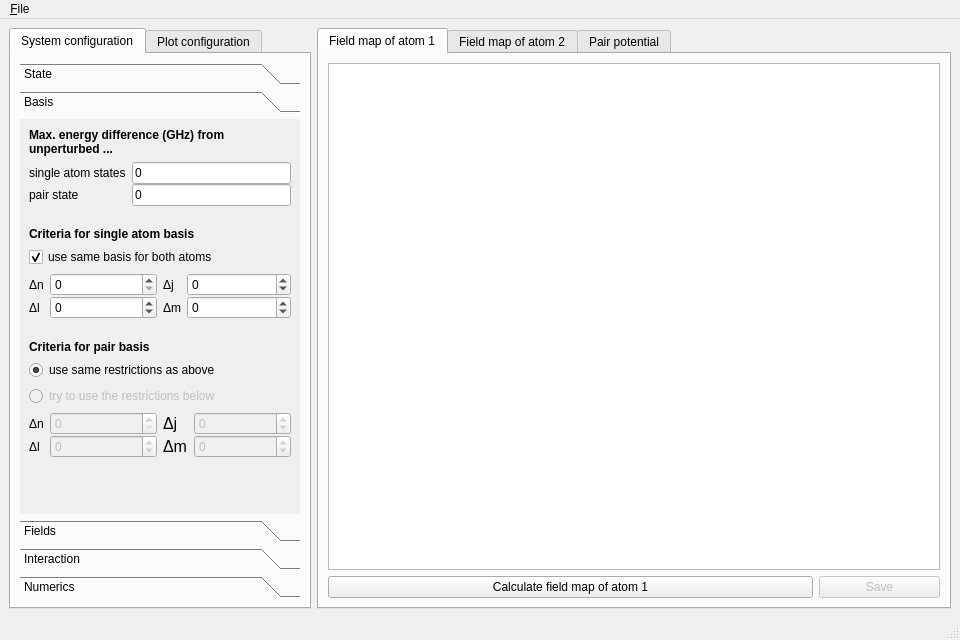
Qt form gui2/plotter.ui (pairinteraction/pairinteraction) before a commit.
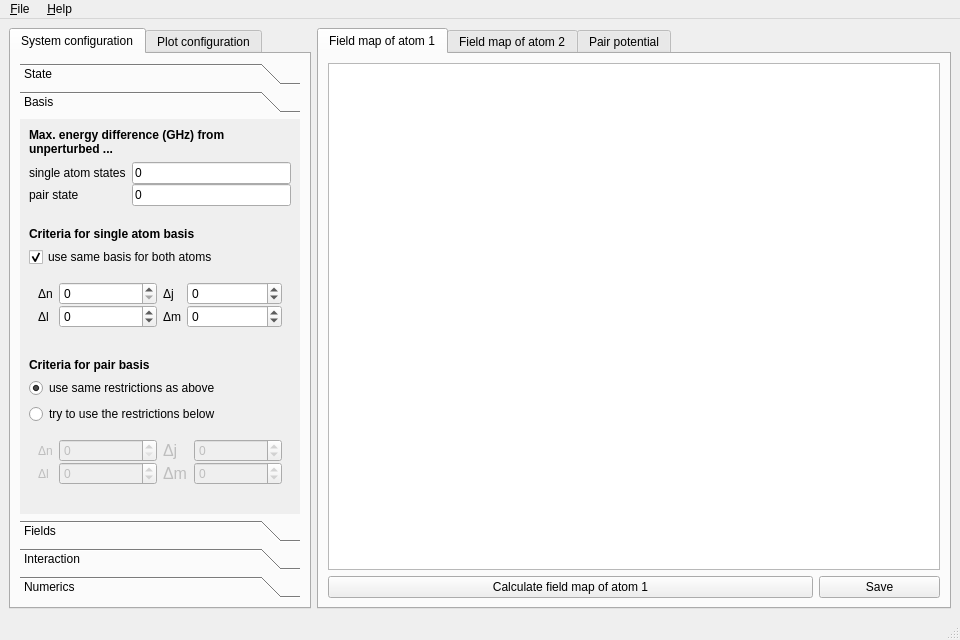
The same form after that commit. The open tabs and pages were chosen to show the change. Custom widgets are drawn as their Qt base class.

Commit message: Change into (anti)symmetric subspace, improve gui further

```diff
--- a/gui2/plotter.ui
+++ b/gui2/plotter.ui
@@ -500,8 +500,8 @@
             <rect>
              <x>0</x>
              <y>0</y>
-             <width>267</width>
-             <height>420</height>
+             <width>280</width>
+             <height>406</height>
             </rect>
            </property>
            <attribute name="label">
@@ -644,6 +644,7 @@
              </widget>
             </item>
             <item>
+             <widget class="QWidget" name="widget_system_single" native="true">
              <layout class="QHBoxLayout" name="horizontalLayout_13">
               <item>
                <layout class="QFormLayout" name="formLayout_19">
@@ -827,6 +828,7 @@
                </layout>
               </item>
              </layout>
+             </widget>
             </item>
             <item>
              <spacer name="verticalSpacer_19">
@@ -877,16 +879,17 @@
              </widget>
             </item>
             <item>
-             <widget class="QRadioButton" name="radioButton">
-              <property name="enabled">
-               <bool>false</bool>
-              </property>
+             <widget class="QRadioButton" name="radiobutton_system_pairbasisDefined">
               <property name="text">
                <string>try to use the restrictions below</string>
               </property>
              </widget>
             </item>
             <item>
+             <widget class="QWidget" name="widget_system_pair" native="true">
+              <property name="enabled">
+               <bool>false</bool>
+              </property>
              <layout class="QHBoxLayout" name="horizontalLayout_14">
               <item>
                <layout class="QFormLayout" name="formLayout_21">
@@ -916,10 +919,7 @@
                  </widget>
                 </item>
                 <item row="4" column="1">
-                 <widget class="QSpinBox" name="spinbox_system_deltaN_2">
-                  <property name="enabled">
-                   <bool>false</bool>
-                  </property>
+                  <widget class="QSpinBox" name="spinbox_system_deltaNPair">
                   <property name="sizePolicy">
                    <sizepolicy hsizetype="MinimumExpanding" vsizetype="Fixed">
                     <horstretch>0</horstretch>
@@ -951,10 +951,7 @@
                  </widget>
                 </item>
                 <item row="5" column="1">
-                 <widget class="QSpinBox" name="spinbox_system_deltaL_2">
-                  <property name="enabled">
-                   <bool>false</bool>
-                  </property>
+                  <widget class="QSpinBox" name="spinbox_system_deltaLPair">
                   <property name="sizePolicy">
                    <sizepolicy hsizetype="MinimumExpanding" vsizetype="Fixed">
                     <horstretch>0</horstretch>
@@ -1013,10 +1010,7 @@
                  </widget>
                 </item>
                 <item row="4" column="1">
-                 <widget class="QSpinBox" name="spinbox_system_deltaJ_2">
-                  <property name="enabled">
-                   <bool>false</bool>
-                  </property>
+                  <widget class="QSpinBox" name="spinbox_system_deltaJPair">
                   <property name="sizePolicy">
                    <sizepolicy hsizetype="MinimumExpanding" vsizetype="Fixed">
                     <horstretch>0</horstretch>
@@ -1059,10 +1053,7 @@
                  </widget>
                 </item>
                 <item row="5" column="1">
-                 <widget class="QSpinBox" name="spinbox_system_deltaM_2">
-                  <property name="enabled">
-                   <bool>false</bool>
-                  </property>
+                  <widget class="QSpinBox" name="spinbox_system_deltaMPair">
                   <property name="sizePolicy">
                    <sizepolicy hsizetype="MinimumExpanding" vsizetype="Fixed">
                     <horstretch>0</horstretch>
@@ -1092,6 +1083,7 @@
                </layout>
               </item>
              </layout>
+             </widget>
             </item>
             <item>
              <spacer name="verticalSpacer_18">
@@ -2739,9 +2731,6 @@
     </item>
     <item>
      <widget class="QTabWidget" name="tabWidget">
-      <property name="enabled">
-       <bool>true</bool>
-      </property>
       <property name="sizePolicy">
        <sizepolicy hsizetype="Expanding" vsizetype="Expanding">
         <horstretch>0</horstretch>
@@ -2779,9 +2768,6 @@
           </item>
           <item>
            <widget class="QPushButton" name="pushbutton_field1_save">
-            <property name="enabled">
-             <bool>false</bool>
-            </property>
             <property name="sizePolicy">
              <sizepolicy hsizetype="Minimum" vsizetype="Fixed">
               <horstretch>1</horstretch>
@@ -2896,7 +2882,7 @@
      <x>0</x>
      <y>0</y>
      <width>960</width>
-     <height>25</height>
+     <height>22</height>
     </rect>
    </property>
    <widget class="QMenu" name="menu_File">
@@ -2909,9 +2895,16 @@
     <addaction name="action_system_save"/>
     <addaction name="action_plot_save"/>
     <addaction name="separator"/>
-    <addaction name="actionQuit"/>
+    <addaction name="action_quit"/>
+   </widget>
+   <widget class="QMenu" name="menu_help">
+    <property name="title">
+     <string> &amp;Help</string>
+    </property>
+    <addaction name="action_whatsthis"/>
    </widget>
    <addaction name="menu_File"/>
+   <addaction name="menu_help"/>
   </widget>
   <widget class="QStatusBar" name="statusbar"/>
   <action name="actionOpen_plot_configuration">
```
Left out of the diff: 89 changed lines with no effect on the pictures. Lines whose indentation alone changed are shown as unchanged. The commit also changes 5 other files.
